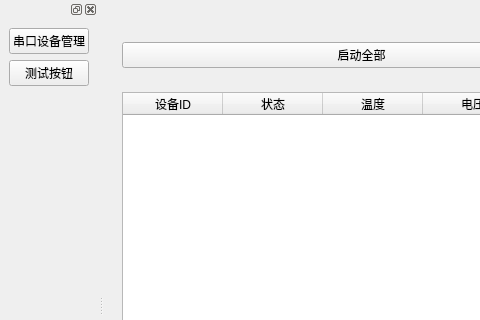
Before: the Qt Designer form UI/mainwindow.ui in Chick9N/MonitoringSystem, drawn with Qt 5; both pictures show x 0 to 480 and y 0 to 320 of the 1104 by 631 pixel window.
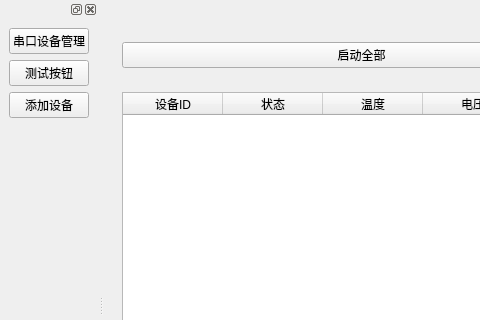
After: the same form once the commit is applied.

Diff of the .ui file:
```diff
--- a/UI/mainwindow.ui
+++ b/UI/mainwindow.ui
@@ -200,6 +200,13 @@
        </property>
       </widget>
      </item>
+     <item>
+      <widget class="QPushButton" name="addDeviceBtn">
+       <property name="text">
+        <string>添加设备</string>
+       </property>
+      </widget>
+     </item>
      <item>
       <spacer name="verticalSpacer">
        <property name="orientation">
```
